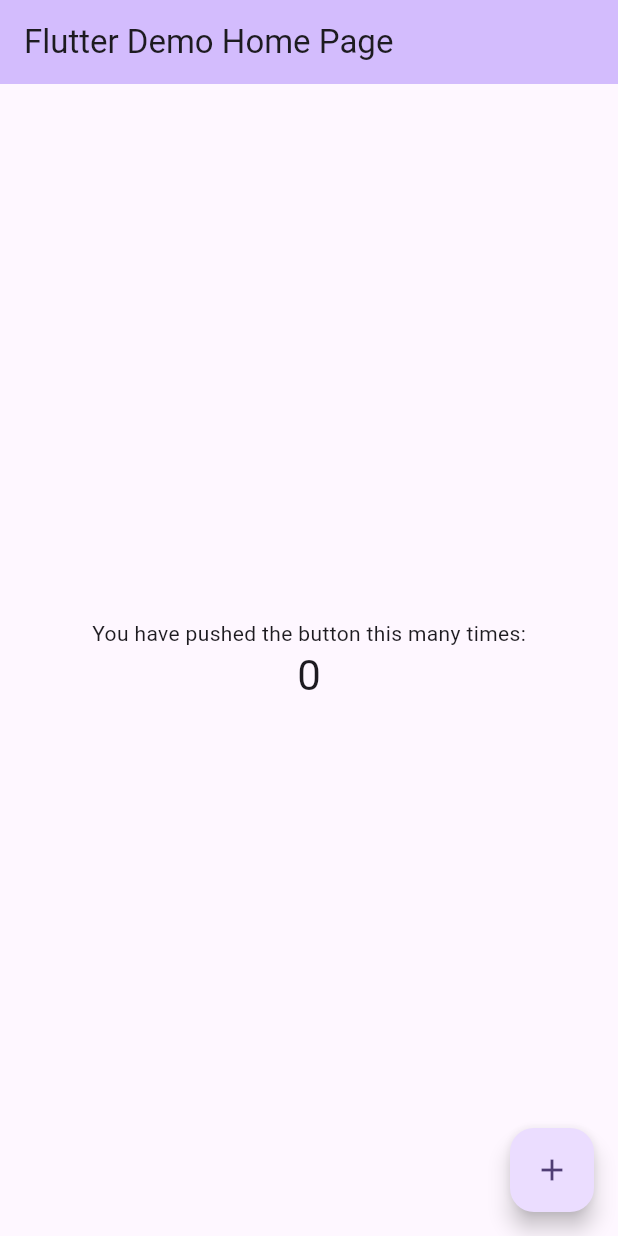
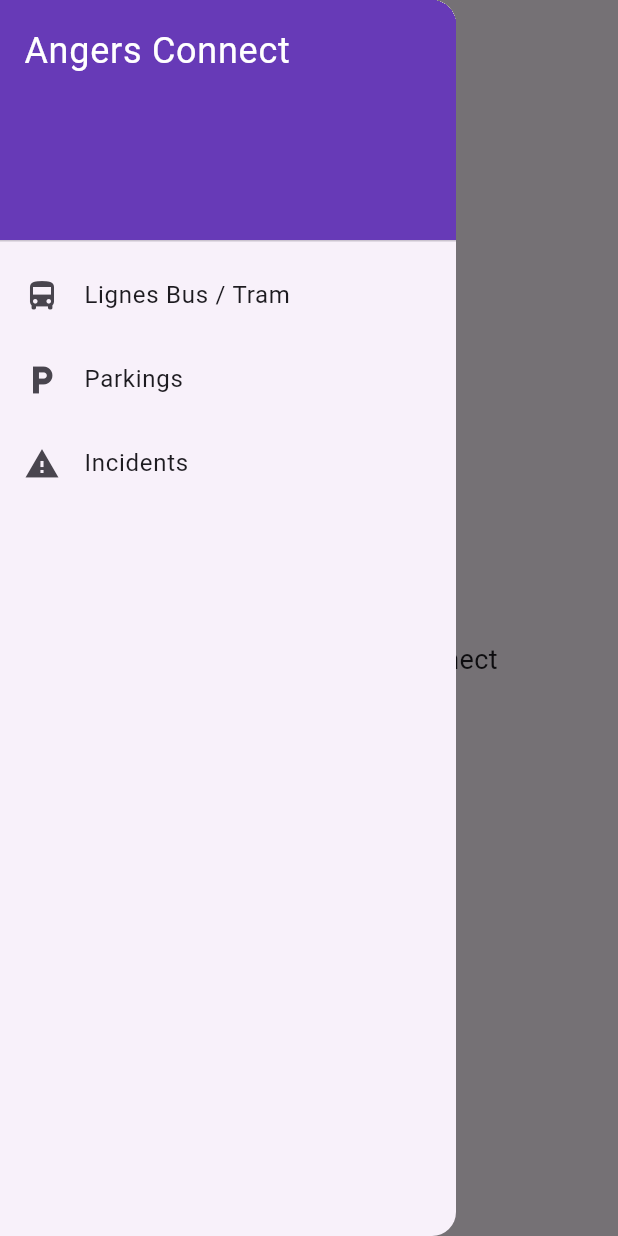
Before and after one commit to Alexandre144/projet_Angers_Connect, a Flutter app: the screen it shows after launch, with the side drawer open (before the commit the screen has no drawer), on a phone screen of 412 x 824 dp. Run offline on Flutter 3.47's test engine with Material 3 defaults, Android fonts, the phone set to English and light mode, and no system bars.

Commit message:
add app drawer and screens for home, lines, parking, and incidents

```diff
--- a/angers_connect/lib/main.dart
+++ b/angers_connect/lib/main.dart
@@ -1,122 +1,32 @@
 import 'package:flutter/material.dart';
+import 'ui/screens/home.dart';
+import 'ui/screens/lines_screen.dart';
+import 'ui/screens/parking_screen.dart';
+import 'ui/screens/incidents_screen.dart';
 
 void main() {
+  WidgetsFlutterBinding.ensureInitialized();
   runApp(const MyApp());
 }
 
 class MyApp extends StatelessWidget {
   const MyApp({super.key});
 
-  // This widget is the root of your application.
   @override
   Widget build(BuildContext context) {
     return MaterialApp(
-      title: 'Flutter Demo',
+      title: 'Angers Connect',
       theme: ThemeData(
-        // This is the theme of your application.
-        //
-        // TRY THIS: Try running your application with "flutter run". You'll see
-        // the application has a purple toolbar. Then, without quitting the app,
-        // try changing the seedColor in the colorScheme below to Colors.green
-        // and then invoke "hot reload" (save your changes or press the "hot
-        // reload" button in a Flutter-supported IDE, or press "r" if you used
-        // the command line to start the app).
-        //
-        // Notice that the counter didn't reset back to zero; the application
-        // state is not lost during the reload. To reset the state, use hot
-        // restart instead.
-        //
-        // This works for code too, not just values: Most code changes can be
-        // tested with just a hot reload.
-        colorScheme: .fromSeed(seedColor: Colors.deepPurple),
+        colorScheme: ColorScheme.fromSeed(seedColor: Colors.deepPurple),
+        useMaterial3: true,
       ),
-      home: const MyHomePage(title: 'Flutter Demo Home Page'),
+      initialRoute: '/home',
+      routes: {
+        '/home': (context) => const Home(),
+        '/lines': (context) => const LinesScreen(),
+        '/parking': (context) => const ParkingScreen(),
+        '/incidents': (context) => const IncidentsScreen(),
+      },
     );
   }
 }
-
-class MyHomePage extends StatefulWidget {
-  const MyHomePage({super.key, required this.title});
-
-  // This widget is the home page of your application. It is stateful, meaning
-  // that it has a State object (defined below) that contains fields that affect
-  // how it looks.
-
-  // This class is the configuration for the state. It holds the values (in this
-  // case the title) provided by the parent (in this case the App widget) and
-  // used by the build method of the State. Fields in a Widget subclass are
-  // always marked "final".
-
-  final String title;
-
-  @override
-  State<MyHomePage> createState() => _MyHomePageState();
-}
-
-class _MyHomePageState extends State<MyHomePage> {
-  int _counter = 0;
-
-  void _incrementCounter() {
-    setState(() {
-      // This call to setState tells the Flutter framework that something has
-      // changed in this State, which causes it to rerun the build method below
-      // so that the display can reflect the updated values. If we changed
-      // _counter without calling setState(), then the build method would not be
-      // called again, and so nothing would appear to happen.
-      _counter++;
-    });
-  }
-
-  @override
-  Widget build(BuildContext context) {
-    // This method is rerun every time setState is called, for instance as done
-    // by the _incrementCounter method above.
-    //
-    // The Flutter framework has been optimized to make rerunning build methods
-    // fast, so that you can just rebuild anything that needs updating rather
-    // than having to individually change instances of widgets.
-    return Scaffold(
-      appBar: AppBar(
-        // TRY THIS: Try changing the color here to a specific color (to
-        // Colors.amber, perhaps?) and trigger a hot reload to see the AppBar
-        // change color while the other colors stay the same.
-        backgroundColor: Theme.of(context).colorScheme.inversePrimary,
-        // Here we take the value from the MyHomePage object that was created by
-        // the App.build method, and use it to set our appbar title.
-        title: Text(widget.title),
-      ),
-      body: Center(
-        // Center is a layout widget. It takes a single child and positions it
-        // in the middle of the parent.
-        child: Column(
-          // Column is also a layout widget. It takes a list of children and
-          // arranges them vertically. By default, it sizes itself to fit its
-          // children horizontally, and tries to be as tall as its parent.
-          //
-          // Column has various properties to control how it sizes itself and
-          // how it positions its children. Here we use mainAxisAlignment to
-          // center the children vertically; the main axis here is the vertical
-          // axis because Columns are vertical (the cross axis would be
-          // horizontal).
-          //
-          // TRY THIS: Invoke "debug painting" (choose the "Toggle Debug Paint"
-          // action in the IDE, or press "p" in the console), to see the
-          // wireframe for each widget.
-          mainAxisAlignment: .center,
-          children: [
-            const Text('You have pushed the button this many times:'),
-            Text(
-              '$_counter',
-              style: Theme.of(context).textTheme.headlineMedium,
-            ),
-          ],
-        ),
-      ),
-      floatingActionButton: FloatingActionButton(
-        onPressed: _incrementCounter,
-        tooltip: 'Increment',
-        child: const Icon(Icons.add),
-      ),
-    );
-  }
-}
--- /dev/null
+++ b/angers_connect/lib/ui/screens/home.dart
@@ -0,0 +1,22 @@
+import 'package:flutter/material.dart';
+import '../widgets/app_drawer.dart';
+
+class Home extends StatelessWidget {
+  const Home({super.key});
+
+  @override
+  Widget build(BuildContext context) {
+    return Scaffold(
+      appBar: AppBar(
+        title: const Text('Angers Connect'),
+      ),
+      drawer: const AppDrawer(),
+      body: const Center(
+        child: Text(
+          'Bienvenue sur Angers Connect',
+          style: TextStyle(fontSize: 18),
+        ),
+      ),
+    );
+  }
+}
--- /dev/null
+++ b/angers_connect/lib/ui/widgets/app_drawer.dart
@@ -0,0 +1,50 @@
+import 'package:flutter/material.dart';
+
+class AppDrawer extends StatelessWidget {
+  const AppDrawer({super.key});
+
+  @override
+  Widget build(BuildContext context) {
+    return Drawer(
+      child: ListView(
+        padding: EdgeInsets.zero,
+        children: [
+          const DrawerHeader(
+            decoration: BoxDecoration(color: Colors.deepPurple),
+            child: Text(
+              'Angers Connect',
+              style: TextStyle(
+                color: Colors.white,
+                fontSize: 24,
+              ),
+            ),
+          ),
+
+          ListTile(
+            leading: const Icon(Icons.directions_bus),
+            title: const Text('Lignes Bus / Tram'),
+            onTap: () {
+              Navigator.pushReplacementNamed(context, '/lines');
+            },
+          ),
+
+          ListTile(
+            leading: const Icon(Icons.local_parking),
+            title: const Text('Parkings'),
+            onTap: () {
+              Navigator.pushReplacementNamed(context, '/parking');
+            },
+          ),
+
+          ListTile(
+            leading: const Icon(Icons.warning),
+            title: const Text('Incidents'),
+            onTap: () {
+              Navigator.pushReplacementNamed(context, '/incidents');
+            },
+          ),
+        ],
+      ),
+    );
+  }
+}
```
Also changed, not shown: angers_connect/lib/ui/screens/incidents_screen.dart (added, +19 -0 lines), angers_connect/lib/ui/screens/lines_screen.dart (added, +19 -0 lines), angers_connect/lib/ui/screens/parking_screen.dart (added, +19 -0 lines).
